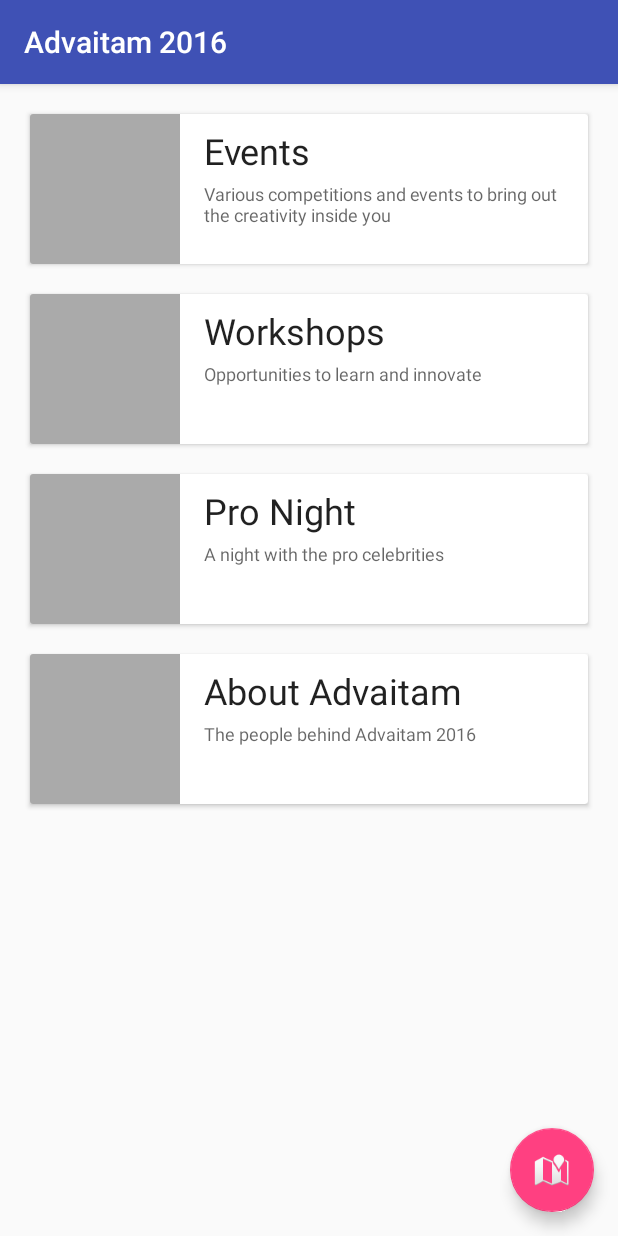
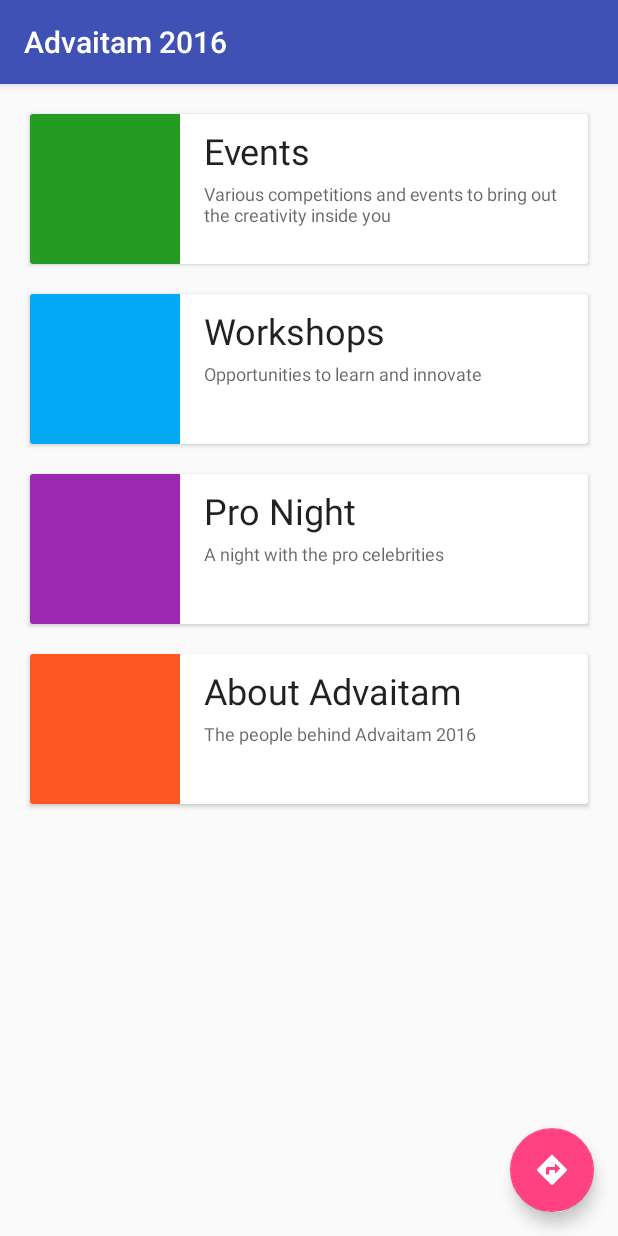
Before and after one commit to anandbibek/Advaitam-2016, an Android app: the screen it shows after launch (HomeActivity), on a phone screen of 412 x 824 dp. Run offline under Robolectric (Android 15) with nearby library versions, the phone set to English and light mode, and no system bars.

Commit message:
Fix fabs

```diff
--- a/app/src/main/java/in/ac/nita/advaitam/HomeActivity.java
+++ b/app/src/main/java/in/ac/nita/advaitam/HomeActivity.java
@@ -1,9 +1,8 @@
 package in.ac.nita.advaitam;
 
 import android.content.Intent;
+import android.net.Uri;
 import android.os.Bundle;
-import android.support.design.widget.FloatingActionButton;
-import android.support.design.widget.Snackbar;
 import android.support.v7.app.AppCompatActivity;
 import android.support.v7.widget.Toolbar;
 import android.view.View;
@@ -16,21 +15,12 @@ public class HomeActivity extends AppCompatActivity {
         setContentView(R.layout.activity_home);
         Toolbar toolbar = (Toolbar) findViewById(R.id.toolbar);
         setSupportActionBar(toolbar);
-
-        FloatingActionButton fab = (FloatingActionButton) findViewById(R.id.fab);
-        fab.setOnClickListener(new View.OnClickListener() {
-            @Override
-            public void onClick(View view) {
-                Snackbar.make(view, "Replace with your own action", Snackbar.LENGTH_LONG)
-                        .setAction("Action", null).show();
-            }
-        });
     }
 
     public void openEvents(View view){
         startActivity(new Intent(this, ListActivity.class)
-                .putExtra("URL",MyConstants.eventsUrl)
-                .putExtra("TITLE","Events"));
+                .putExtra("URL", MyConstants.eventsUrl)
+                .putExtra("TITLE", "Events"));
     }
     public void openWorkshops(View view){
         startActivity(new Intent(this, ListActivity.class)
@@ -39,11 +29,15 @@ public class HomeActivity extends AppCompatActivity {
     }
     public void openProNight(View view){
         startActivity(new Intent(this, ListActivity.class)
-                .putExtra("TITLE","Pro Night"));
+                .putExtra("TITLE", "Pro Night"));
     }
     public void openAbouts(View view){
         startActivity(new Intent(this, About.class)
                 .putExtra("TITLE", "About"));
     }
 
+    public void openMap(View view){
+        startActivity(new Intent(Intent.ACTION_VIEW, Uri.parse("https://goo.gl/maps/7HYfzEfZfv52")));
+    }
+
 }
--- a/app/src/main/res/layout/activity_details.xml
+++ b/app/src/main/res/layout/activity_details.xml
@@ -94,6 +94,7 @@
             android:layout_margin="@dimen/fab_margin"
             app:layout_anchor="@id/app_bar"
             app:layout_anchorGravity="bottom|end"
+            android:onClick="share"
             android:src="@drawable/ic_share_white_24dp"/>
 
     </android.support.design.widget.CoordinatorLayout>
--- a/app/src/main/res/layout/activity_home.xml
+++ b/app/src/main/res/layout/activity_home.xml
@@ -27,6 +27,7 @@
     <android.support.design.widget.FloatingActionButton android:id="@+id/fab"
         android:layout_width="wrap_content" android:layout_height="wrap_content"
         android:layout_gravity="bottom|end" android:layout_margin="@dimen/fab_margin"
-        android:src="@android:drawable/ic_dialog_map"/>
+        android:onClick="openMap"
+        android:src="@drawable/ic_directions_white_24dp"/>
 
 </android.support.design.widget.CoordinatorLayout>
--- a/app/src/main/res/layout/activity_list.xml
+++ b/app/src/main/res/layout/activity_list.xml
@@ -17,8 +17,8 @@
 
     <include layout="@layout/content_list" />
 
-    <android.support.design.widget.FloatingActionButton android:id="@+id/fab"
-        android:layout_width="wrap_content" android:layout_height="wrap_content"
-        android:layout_gravity="bottom|end" android:layout_margin="@dimen/fab_margin" />
+    <!--<android.support.design.widget.FloatingActionButton android:id="@+id/fab"-->
+        <!--android:layout_width="wrap_content" android:layout_height="wrap_content"-->
+        <!--android:layout_gravity="bottom|end" android:layout_margin="@dimen/fab_margin" />-->
 
 </android.support.design.widget.CoordinatorLayout>
--- a/app/src/main/res/layout/content_home.xml
+++ b/app/src/main/res/layout/content_home.xml
@@ -26,7 +26,7 @@
                 android:layout_width="100dp"
                 android:layout_height="100dp"
                 android:layout_marginRight="@dimen/fab_margin"
-                android:src="@android:color/darker_gray"/>
+                android:background="@color/color9"/>
             <TextView
                 android:id="@+id/title1"
                 android:layout_toRightOf="@+id/img1"
@@ -65,7 +65,7 @@
                 android:layout_width="100dp"
                 android:layout_height="100dp"
                 android:layout_marginRight="@dimen/fab_margin"
-                android:src="@android:color/darker_gray"/>
+                android:background="@color/color5"/>
             <TextView
                 android:id="@+id/title2"
                 android:layout_toRightOf="@+id/img2"
@@ -104,7 +104,7 @@
                 android:layout_width="100dp"
                 android:layout_height="100dp"
                 android:layout_marginRight="@dimen/fab_margin"
-                android:src="@android:color/darker_gray"/>
+                android:background="@color/color2"/>
             <TextView
                 android:id="@+id/title3"
                 android:layout_toRightOf="@+id/img3"
@@ -143,7 +143,7 @@
                 android:layout_width="100dp"
                 android:layout_height="100dp"
                 android:layout_marginRight="@dimen/fab_margin"
-                android:src="@android:color/darker_gray"/>
+                android:background="@color/color12"/>
             <TextView
                 android:id="@+id/title4"
                 android:layout_toRightOf="@+id/img4"
--- a/app/src/main/res/layout/content_list.xml
+++ b/app/src/main/res/layout/content_list.xml
@@ -13,6 +13,6 @@
     <android.support.v7.widget.RecyclerView
         android:id="@+id/recyclerView"
         android:layout_width="match_parent"
-        android:layout_height="match_parent" />
+        android:layout_height="match_parent"/>
 
 </in.ac.nita.advaitam.MyRefreshLayout>
```
Also changed, not shown: app/src/main/java/in/ac/nita/advaitam/DetailsActivity.java (+8 -9 lines), app/src/main/java/in/ac/nita/advaitam/ListActivity.java (+0 -11 lines), app/src/main/res/layout/list_row.xml (+5 -3 lines), app/src/main/res/drawable-hdpi/ic_directions_white_24dp.png (added), app/src/main/res/drawable-mdpi/ic_directions_white_24dp.png (added), app/src/main/res/drawable-xhdpi/ic_directions_white_24dp.png (added), app/src/main/res/drawable-xxhdpi/ic_directions_white_24dp.png (added), app/src/main/res/drawable-xxxhdpi/ic_directions_white_24dp.png (added).
